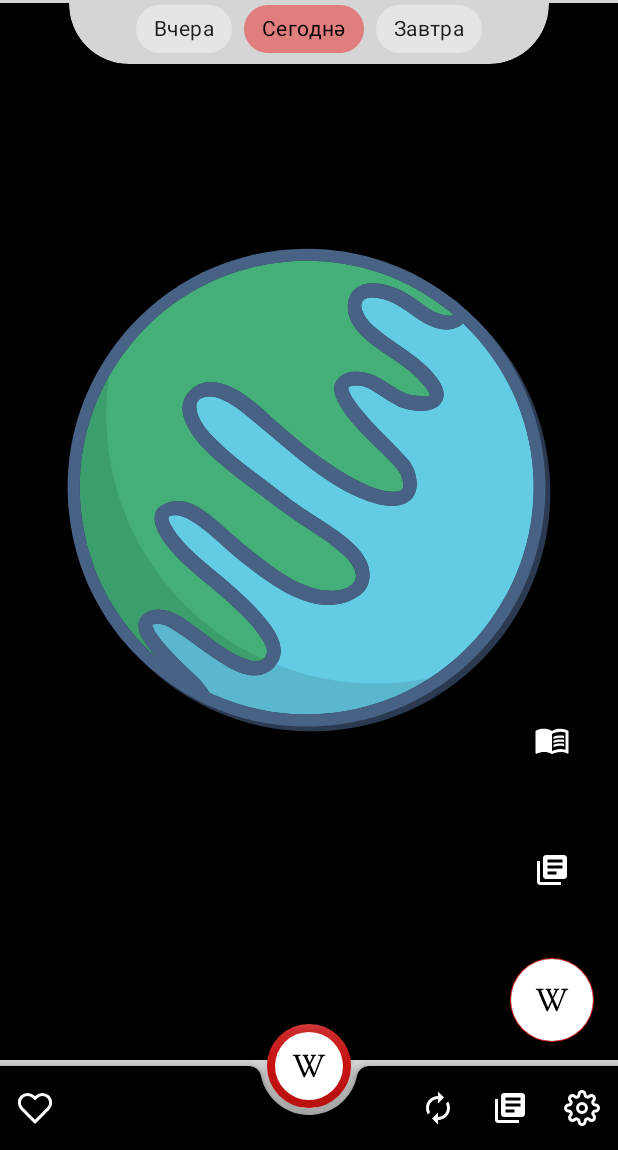
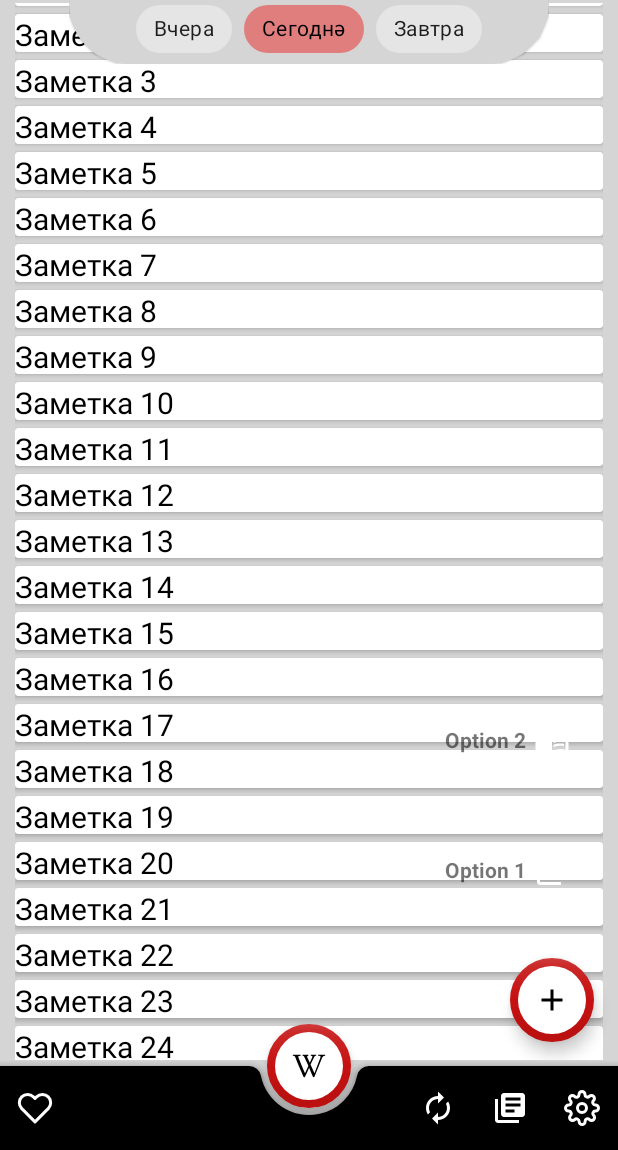
Before and after one commit to Temp-by-RDZ/TRDZ_DayPicture, an Android app: the fragment WindowNoteList placed in its activity, after a tap on an icon or button, on a phone screen of 412 x 824 dp, the part 86-1236 px from its top. Run offline under Robolectric (Android 15) with nearby library versions, the phone set to English and light mode, and no system bars; plain views replace WormDotsIndicator; pictures from the network do not load; 1 statement that could not run was skipped; 1 other tap on this screen came first.

Commit message:
Task 6 project restored after platform changes

```diff
--- a/app/src/main/java/com/trdz/day_picture/w_view/segment_book/FragmentNavigation.kt
+++ b/app/src/main/java/com/trdz/day_picture/w_view/segment_book/FragmentNavigation.kt
@@ -69,7 +69,7 @@ class FragmentNavigation: Fragment(), CustomOnBackPressed {
 					executors.getNavigation().replace(requireActivity().supportFragmentManager, WindowPicture(), false)
 				}
 				R.id.action_bottom_navigation_note -> {
-					executors.getNavigation().replace(requireActivity().supportFragmentManager, WindowNote(), false)
+					executors.getNavigation().replace(requireActivity().supportFragmentManager, WindowNoteList(), false)
 				}
 				R.id.action_bottom_navigation_knowledge -> {
 					executors.getNavigation().replace(requireActivity().supportFragmentManager, WindowKnowledgeList(), false)
--- a/app/src/main/java/com/trdz/day_picture/w_view/segment_book/WindowNote.kt
+++ b/app/src/main/java/com/trdz/day_picture/w_view/segment_book/WindowNoteList.kt
@@ -6,20 +6,25 @@ import android.animation.ObjectAnimator
 import android.os.Bundle
 import android.view.*
 import androidx.fragment.app.Fragment
+import androidx.recyclerview.widget.ItemTouchHelper
 import com.trdz.day_picture.w_view.Leader
 import com.trdz.day_picture.w_view.MainActivity
-import com.trdz.day_picture.databinding.FragmentWindowNoteBinding
+import com.trdz.day_picture.databinding.FragmentWindowNoteListBinding
+import java.util.ArrayList
 
-class WindowNote: Fragment() {
+class WindowNoteList: Fragment(), WindowNoteOnClick {
 
 	//region Elements
 	private var _executors: Leader? = null
 	private val executors get() = _executors!!
-	private var _binding: FragmentWindowNoteBinding? = null
+	private var _binding: FragmentWindowNoteListBinding? = null
 	private val binding get() = _binding!!
 	private val duration = 2000L
 	private var isOpen = false
 	//endregion
+
+	private val list = ArrayList<String>()
+	private val adapter = WindowNoteRecycle(this)
 
 	//region Base realization
 	override fun onDestroyView() {
@@ -29,13 +34,15 @@ class WindowNote: Fragment() {
 	}
 
 	override fun onCreateView(inflater: LayoutInflater, container: ViewGroup?, savedInstanceState: Bundle?): View {
-		_binding = FragmentWindowNoteBinding.inflate(inflater, container, false)
+		_binding = FragmentWindowNoteListBinding.inflate(inflater, container, false)
 		_executors = (requireActivity() as MainActivity)
+		ItemTouchHelper(WindowNoteTouch(adapter)).attachToRecyclerView(binding.recyclerView)
 		return binding.root
 	}
 
 	override fun onViewCreated(view: View, savedInstanceState: Bundle?) {
 		super.onViewCreated(view, savedInstanceState)
+		binding.recyclerView.adapter = adapter
 		buttonBinds()
 		initialize()
 	}
@@ -66,7 +73,6 @@ class WindowNote: Fragment() {
 			override fun onAnimationEnd(animation: Animator?) {
 				super.onAnimationEnd(animation)
 				binding.optionTwoContainer.isClickable = true
-				val design =1
 			}
 		})
 	}
@@ -91,12 +97,35 @@ class WindowNote: Fragment() {
 	}
 
 	private fun initialize() {
+		for (i in 0..99) {
+			list.add("Заметка $i")
+		}
+		adapter.setList(list)
 	}
 
 	//endregion
 
-	companion object {
-		fun newInstance() = WindowNote()
+	override fun onItemClick(data: Data, position: Int) {
+		TODO("Not yet implemented")
 	}
 
+	override fun onItemClickLong(data: Data, position: Int) {
+		TODO("Not yet implemented")
+	}
+
+	override fun onItemMove(fromPosition: Int, toPosition: Int) {
+		list.removeAt(fromPosition).apply {
+			list.add(toPosition, this)
+		}
+		adapter.setMoveInList(list,fromPosition,toPosition)
+	}
+
+	override fun onItemRemove(position: Int) {
+		list.removeAt(position)
+		adapter.setRemoveFromList(list,position)
+	}
+
+	companion object {
+		fun newInstance() = WindowNoteList()
+	}
 }
--- /dev/null
+++ b/app/src/main/java/com/trdz/day_picture/w_view/segment_book/WindowNoteOnClick.kt
@@ -0,0 +1,8 @@
+package com.trdz.day_picture.w_view.segment_book
+
+interface WindowNoteOnClick {
+	fun onItemClick(data: Data,position: Int)
+	fun onItemClickLong(data: Data,position: Int)
+	fun onItemMove(fromPosition: Int, toPosition: Int)
+	fun onItemRemove(position: Int)
+}
--- /dev/null
+++ b/app/src/main/java/com/trdz/day_picture/w_view/segment_book/WindowNoteOnTouch.kt
@@ -0,0 +1,11 @@
+package com.trdz.day_picture.w_view.segment_book
+
+interface WindowNoteOnTouch {
+	fun onItemMove(fromPosition: Int, toPosition: Int)
+	fun onItemDismiss(position: Int)
+}
+
+interface WindowNoteOnTouchHelp {
+	fun onItemSelected()
+	fun onItemClear()
+}
--- /dev/null
+++ b/app/src/main/java/com/trdz/day_picture/w_view/segment_book/WindowNoteRecycle.kt
@@ -0,0 +1,75 @@
+package com.trdz.day_picture.w_view.segment_book
+
+import android.annotation.SuppressLint
+import android.graphics.Color
+import android.view.LayoutInflater
+import android.view.View
+import android.view.ViewGroup
+import androidx.core.content.ContextCompat
+import androidx.core.content.res.ResourcesCompat
+import androidx.recyclerview.widget.RecyclerView
+import com.trdz.day_picture.R
+import com.trdz.day_picture.databinding.ElementNoteLinetBinding
+
+class WindowNoteRecycle(private val clickExecutor: WindowNoteOnClick): RecyclerView.Adapter<WindowNoteRecycle.NoteLine?>(), WindowNoteOnTouch {
+
+	private lateinit var list: List<String>
+
+	@SuppressLint("NotifyDataSetChanged")
+	fun setList(newList: List<String>) {
+		this.list = newList
+		notifyDataSetChanged()
+	}
+
+	fun setAddToList(newList: List<String>, position: Int) {
+		this.list = newList
+		notifyItemChanged(position)
+	}
+
+	fun setRemoveFromList(newList: List<String>, position: Int) {
+		this.list = newList
+		notifyItemRemoved(position)
+	}
+
+	fun setMoveInList(newList: List<String>, fromPosition: Int, toPosition: Int) {
+		this.list = newList
+		notifyItemMoved(fromPosition, toPosition)
+	}
+
+	override fun getItemCount(): Int {
+		return list.size
+	}
+
+	override fun onCreateViewHolder(parent: ViewGroup, viewType: Int): NoteLine {
+		val view = ElementNoteLinetBinding.inflate(LayoutInflater.from(parent.context),parent,false)
+		return NoteLine(view.root)
+	}
+
+	override fun onBindViewHolder(holder: NoteLine, position: Int) {
+		holder.bind(list[position])
+	}
+
+	inner class NoteLine(view: View): RecyclerView.ViewHolder(view), WindowNoteOnTouchHelp  {
+		fun bind(data: String) {
+			(ElementNoteLinetBinding.bind(itemView)).apply {
+				lName.text = data
+			}
+		}
+		override fun onItemSelected() {
+			itemView.setBackgroundColor(Color.LTGRAY)
+		}
+
+		override fun onItemClear() {
+			itemView.setBackgroundColor(Color.WHITE)
+		}
+	}
+
+	override fun onItemMove(fromPosition: Int, toPosition: Int) {
+		clickExecutor.onItemMove(fromPosition,toPosition)
+	}
+
+	override fun onItemDismiss(position: Int) {
+		clickExecutor.onItemRemove(position)
+	}
+
+}
--- /dev/null
+++ b/app/src/main/res/drawable/ic_baseline_add.xml
@@ -0,0 +1,10 @@
+<vector xmlns:android="http://schemas.android.com/apk/res/android"
+    android:width="24dp"
+    android:height="24dp"
+    android:viewportWidth="24"
+    android:viewportHeight="24"
+    android:tint="?attr/colorControlNormal">
+  <path
+      android:fillColor="@android:color/white"
+      android:pathData="M19,13h-6v6h-2v-6H5v-2h6V5h2v6h6v2z"/>
+</vector>
--- /dev/null
+++ b/app/src/main/res/layout/element_note_linet.xml
@@ -0,0 +1,24 @@
+<?xml version="1.0" encoding="utf-8"?>
+<androidx.cardview.widget.CardView xmlns:android="http://schemas.android.com/apk/res/android"
+    android:layout_width="match_parent"
+    android:layout_height="wrap_content"
+    android:layout_marginTop="@dimen/note_diff"
+    xmlns:tools="http://schemas.android.com/tools">
+
+    <LinearLayout
+        android:id="@+id/list_block"
+        android:layout_width="match_parent"
+        android:layout_height="wrap_content"
+        android:orientation="horizontal">
+
+        <TextView
+            android:id="@+id/l_name"
+            style="@style/Lines"
+            android:textColor="@color/black"
+            android:layout_width="match_parent"
+            android:layout_height="@dimen/note_line_height"
+            tools:text="Sample Note text line"/>
+
+    </LinearLayout>
+
+</androidx.cardview.widget.CardView>
--- a/app/src/main/res/layout/fragment_window_note.xml
+++ b/app/src/main/res/layout/fragment_window_note_list.xml
@@ -3,21 +3,21 @@
     xmlns:app="http://schemas.android.com/apk/res-auto"
     android:layout_width="match_parent"
     android:layout_height="match_parent"
+    android:background="@color/background"
     android:layout_marginBottom="?actionBarSize">
 
-    <androidx.appcompat.widget.AppCompatImageView
-        android:layout_width="match_parent"
+    <androidx.recyclerview.widget.RecyclerView
+        android:paddingBottom="@dimen/list_padding"
+        android:clipToPadding="false"
+        android:layout_marginLeft="@dimen/note_list_margin"
+        android:layout_marginRight="@dimen/note_list_margin"
+        android:id="@+id/recyclerView"
+        android:layout_width="fill_parent"
         android:layout_height="match_parent"
-        app:srcCompat="@drawable/bg_earth" />
-
-    <FrameLayout
-        android:id="@+id/transparent_background"
-        android:layout_width="match_parent"
-        android:layout_height="match_parent"
-        android:animateLayoutChanges="true"
-        android:alpha="0"
-        android:background="@android:color/white"
-        android:clickable="false" />
+        app:layoutManager="androidx.recyclerview.widget.LinearLayoutManager"
+        app:layout_constraintEnd_toEndOf="parent"
+        app:layout_constraintStart_toStartOf="parent"
+        app:layout_constraintTop_toTopOf="parent" />
 
     <FrameLayout
         android:layout_width="match_parent"
@@ -77,13 +77,14 @@
         </LinearLayout>
 
         <com.google.android.material.floatingactionbutton.FloatingActionButton
+            app:borderWidth="@dimen/float_button_border"
             android:id="@+id/plus_imageview"
             android:layout_width="wrap_content"
             android:layout_height="wrap_content"
             android:layout_gravity="bottom|end"
             android:layout_marginEnd="16dp"
             android:layout_marginBottom="16dp"
-            android:src="@drawable/ic_wikipedia"
+            android:src="@drawable/ic_baseline_add"
             android:backgroundTint="@color/white"
             android:elevation="5dp" />
 
--- a/app/src/main/res/values/dimens.xml
+++ b/app/src/main/res/values/dimens.xml
@@ -49,6 +49,9 @@
     <dimen name="text_win_title_padding">10dp</dimen>
     <dimen name="text_win_margin_up">5dp</dimen>
     <dimen name="text_win_desc_padding">10dp</dimen>
-    <dimen name="text_win_desc_padding">10dp</dimen>
+    <dimen name="note_line_height">25dp</dimen>
+    <dimen name="note_diff">5dp</dimen>
+    <dimen name="note_list_margin">10dp</dimen>
+    <dimen name="list_padding">80dp</dimen>
 
 </resources>
--- a/app/src/main/res/values/styles.xml
+++ b/app/src/main/res/values/styles.xml
@@ -18,4 +18,10 @@
         <item name="itemRippleColor">@drawable/navigation_ripple</item>
     </style>
 
+    <style name="Lines">
+        <item name="android:textSize">20sp</item>
+        <item name="android:fontFamily">sans-serif</item>
+        <item name="backgroundColor">@color/black</item>
+    </style>
+
 </resources>
```
Also changed, not shown: app/src/main/java/com/trdz/day_picture/w_view/segment_book/WindowKnowledgeList.kt (+2 -9 lines), app/src/main/java/com/trdz/day_picture/w_view/segment_book/WindowKnowledgeRecycle.kt (+49 -19 lines), app/src/main/java/com/trdz/day_picture/w_view/segment_book/WindowNoteTouch.kt (added, +44 -0 lines), app/src/main/res/drawable/plaseholder.png (added).
